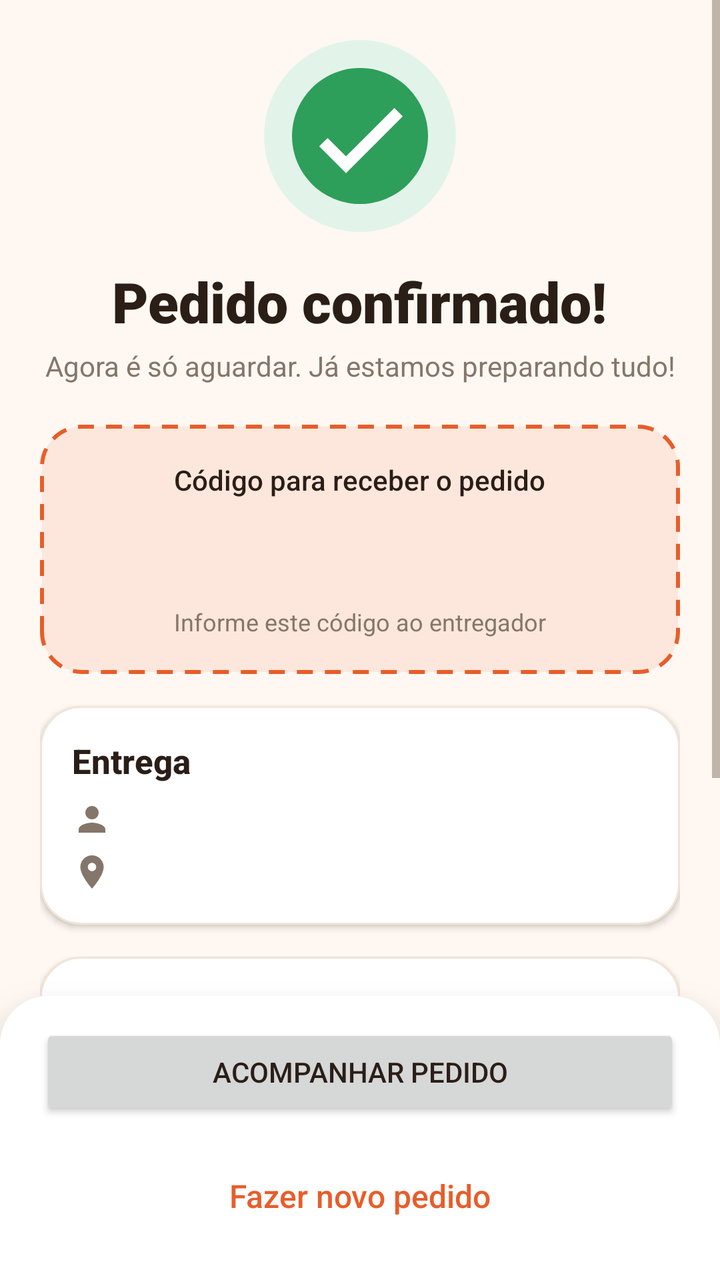
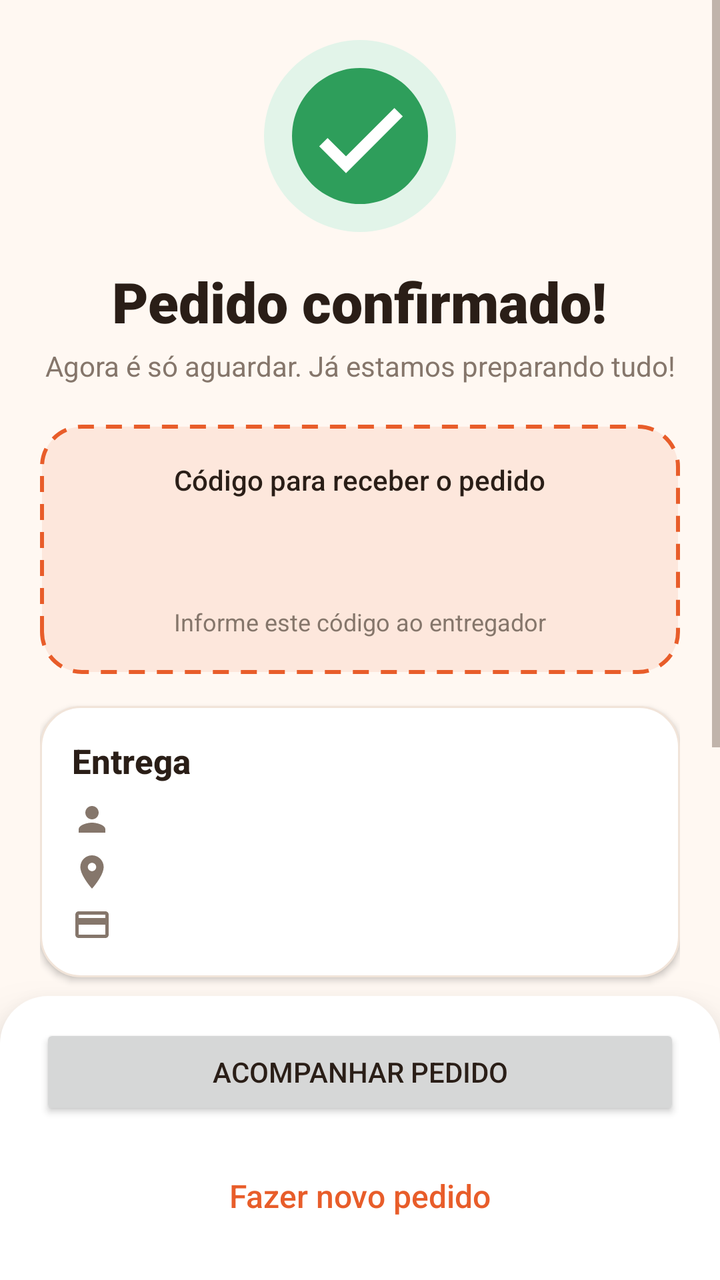

Before-and-after screenshots of an Android layout around one commit, followed by the original layout XML and the change that was made.
<!-- AndroidManifest.xml: application theme Theme.Delivery -->
<!-- res/layout/activity_comprovante.xml -->
<?xml version="1.0" encoding="utf-8"?>
<LinearLayout xmlns:android="http://schemas.android.com/apk/res/android"
    android:layout_width="match_parent"
    android:layout_height="match_parent"
    android:orientation="vertical"
    android:background="@color/fundo">

    <ScrollView
        android:layout_width="match_parent"
        android:layout_height="0dp"
        android:layout_weight="1"
        android:clipToPadding="false">

        <LinearLayout
            android:layout_width="match_parent"
            android:layout_height="wrap_content"
            android:gravity="center_horizontal"
            android:orientation="vertical"
            android:padding="20dp"
            android:paddingTop="32dp">

            <ImageView
                android:layout_width="96dp"
                android:layout_height="96dp"
                android:src="@drawable/ic_sucesso"
                android:importantForAccessibility="no" />

            <TextView
                style="@style/Texto.TituloGrande"
                android:layout_width="wrap_content"
                android:layout_height="wrap_content"
                android:layout_marginTop="16dp"
                android:text="Pedido confirmado!" />

            <TextView
                style="@style/Texto.Suave"
                android:layout_width="wrap_content"
                android:layout_height="wrap_content"
                android:layout_marginTop="4dp"
                android:layout_marginBottom="20dp"
                android:gravity="center"
                android:text="Agora é só aguardar. Já estamos preparando tudo!" />

            
            <LinearLayout
                android:layout_width="match_parent"
                android:layout_height="wrap_content"
                android:background="@drawable/bg_codigo"
                android:gravity="center_horizontal"
                android:orientation="vertical"
                android:padding="18dp">

                <TextView
                    style="@style/Texto.Rotulo"
                    android:layout_width="wrap_content"
                    android:layout_height="wrap_content"
                    android:text="Código para receber o pedido" />

                <TextView
                    android:id="@+id/tvCodigo"
                    style="@style/Texto.TituloGrande"
                    android:layout_width="wrap_content"
                    android:layout_height="wrap_content"
                    android:letterSpacing="0.2"
                    android:textColor="@color/primaria"
                    android:textSize="40sp" />

                <TextView
                    style="@style/Texto.Suave"
                    android:layout_width="wrap_content"
                    android:layout_height="wrap_content"
                    android:text="Informe este código ao entregador"
                    android:textSize="12sp" />
            </LinearLayout>

            
            <LinearLayout
                style="@style/Cartao"
                android:layout_width="match_parent"
                android:layout_height="wrap_content"
                android:layout_marginTop="16dp"
                android:orientation="vertical">

                <TextView
                    style="@style/Texto.Secao"
                    android:layout_width="wrap_content"
                    android:layout_height="wrap_content"
                    android:layout_marginBottom="8dp"
                    android:text="Entrega" />

                <TextView
                    android:id="@+id/tvNome"
                    style="@style/Texto"
                    android:layout_width="match_parent"
                    android:layout_height="wrap_content"
                    android:drawableStart="@drawable/ic_pessoa"
                    android:drawablePadding="8dp"
                    android:gravity="center_vertical"
                    android:paddingBottom="6dp" />

                <TextView
                    android:id="@+id/tvEndereco"
                    style="@style/Texto"
                    android:layout_width="match_parent"
                    android:layout_height="wrap_content"
                    android:drawableStart="@drawable/ic_local"
                    android:drawablePadding="8dp"
                    android:gravity="center_vertical" />
            </LinearLayout>

            
            <LinearLayout
                style="@style/Cartao"
                android:layout_width="match_parent"
                android:layout_height="wrap_content"
                android:layout_marginTop="16dp"
                android:orientation="vertical">

                <TextView
                    style="@style/Texto.Secao"
                    android:layout_width="wrap_content"
                    android:layout_height="wrap_content"
                    android:layout_marginBottom="8dp"
                    android:text="Itens do pedido" />

                <TextView
                    android:id="@+id/tvItens"
                    style="@style/Texto"
                    android:layout_width="match_parent"
                    android:layout_height="wrap_content"
                    android:lineSpacingExtra="8dp" />

                <View
                    android:layout_width="match_parent"
                    android:layout_height="1dp"
                    android:layout_marginTop="14dp"
                    android:layout_marginBottom="14dp"
                    android:background="@color/linha" />

                <TextView
                    android:id="@+id/tvTotal"
                    style="@style/Texto.Titulo"
                    android:layout_width="match_parent"
                    android:layout_height="wrap_content" />
            </LinearLayout>
        </LinearLayout>

    </ScrollView>

    <LinearLayout
        style="@style/BarraInferior"
        android:layout_width="match_parent"
        android:layout_height="wrap_content"
        android:orientation="vertical">
        <Button
            android:id="@+id/btnAcompanhar"
            android:layout_width="match_parent"
            android:layout_height="wrap_content"
            android:text="Acompanhar pedido" />

        <Button
            android:id="@+id/btnNovoPedido"
            style="@style/Botao.Secundario"
            android:layout_width="match_parent"
            android:layout_height="wrap_content"
            android:text="Fazer novo pedido"
            android:layout_marginTop="10dp" />
    </LinearLayout>
</LinearLayout>
<!-- resources referenced by this layout -->
<resources>
  <color name="fundo">#FFF8F2</color>
  <color name="linha">#F1E4D9</color>
  <color name="primaria">#E85D2A</color>
  <!-- drawable bg_codigo (drawable) -->
  <?xml version="1.0" encoding="utf-8"?>
  <shape xmlns:android="http://schemas.android.com/apk/res/android"
      android:shape="rectangle">
      <solid android:color="@color/primaria_clara" />
      <corners android:radius="20dp" />
      <stroke
          android:width="2dp"
          android:color="@color/primaria"
          android:dashWidth="8dp"
          android:dashGap="6dp" />
  </shape>
  <style name="BarraInferior">
          <item name="android:background">@drawable/bg_barra_inferior</item>
          <item name="android:elevation">16dp</item>
          <item name="android:paddingStart">20dp</item>
          <item name="android:paddingEnd">20dp</item>
          <item name="android:paddingTop">14dp</item>
          <item name="android:paddingBottom">14dp</item>
      </style>
  <style name="Cartao">
          <item name="android:background">@drawable/bg_cartao</item>
          <item name="android:elevation">2dp</item>
          <item name="android:padding">16dp</item>
      </style>
  <style name="Texto">
          <item name="android:textColor">@color/texto</item>
          <item name="android:textSize">15sp</item>
      </style>
  <style name="Texto.Rotulo">
          <item name="android:textSize">14sp</item>
          <item name="android:fontFamily">sans-serif-medium</item>
      </style>
  <style name="Texto.Secao">
          <item name="android:textSize">17sp</item>
          <item name="android:fontFamily">sans-serif-medium</item>
          <item name="android:textStyle">bold</item>
      </style>
  <style name="Texto.Suave">
          <item name="android:textColor">@color/texto_suave</item>
          <item name="android:textSize">14sp</item>
      </style>
  <style name="Texto.Titulo">
          <item name="android:textSize">20sp</item>
          <item name="android:fontFamily">sans-serif-black</item>
      </style>
  <style name="Texto.TituloGrande">
          <item name="android:textSize">28sp</item>
          <item name="android:fontFamily">sans-serif-black</item>
      </style>
  <color name="primaria_clara">#FDE7DC</color>
  <color name="texto_suave">#85766B</color>
  <color name="sucesso_claro">#E2F4E9</color>
  <color name="sucesso">#2E9E5B</color>
  <color name="branco">#FFFFFF</color>
  <!-- drawable bg_barra_inferior (drawable) -->
  <?xml version="1.0" encoding="utf-8"?>
  <shape xmlns:android="http://schemas.android.com/apk/res/android"
      android:shape="rectangle">
      <solid android:color="@color/superficie" />
      <corners android:topLeftRadius="24dp" android:topRightRadius="24dp" />
  </shape>
  <color name="superficie">#FFFFFF</color>
  <!-- drawable bg_cartao (drawable) -->
  <?xml version="1.0" encoding="utf-8"?>
  <shape xmlns:android="http://schemas.android.com/apk/res/android"
      android:shape="rectangle">
      <solid android:color="@color/superficie" />
      <corners android:radius="20dp" />
      <stroke android:width="1dp" android:color="@color/linha" />
  </shape>
  <color name="texto">#2A1E17</color>
  <color name="primaria_escura">#C94A1C</color>
  <!-- unchanged entries left out for length: 6 -->
</resources>

<!-- the commit's change to res/layout/activity_comprovante.xml (unified diff, before → after) -->
@@ -2,8 +2,7 @@
 <LinearLayout xmlns:android="http://schemas.android.com/apk/res/android"
     android:layout_width="match_parent"
     android:layout_height="match_parent"
-    android:orientation="vertical"
-    android:background="@color/fundo">
+    android:orientation="vertical">
 
     <ScrollView
         android:layout_width="match_parent"
@@ -105,6 +104,16 @@
                     android:layout_height="wrap_content"
                     android:drawableStart="@drawable/ic_local"
                     android:drawablePadding="8dp"
+                    android:gravity="center_vertical"
+                    android:paddingBottom="6dp" />
+
+                <TextView
+                    android:id="@+id/tvPagamento"
+                    style="@style/Texto"
+                    android:layout_width="match_parent"
+                    android:layout_height="wrap_content"
+                    android:drawableStart="@drawable/ic_pagamento"
+                    android:drawablePadding="8dp"
                     android:gravity="center_vertical" />
             </LinearLayout>
 
<!-- resource entries referenced after the edit -->
@@ -15,6 +15,17 @@
           android:dashWidth="8dp"
           android:dashGap="6dp" />
   </shape>
+  <!-- drawable ic_pagamento (drawable) -->
+  <?xml version="1.0" encoding="utf-8"?>
+  <vector xmlns:android="http://schemas.android.com/apk/res/android"
+      android:width="20dp"
+      android:height="20dp"
+      android:viewportWidth="24"
+      android:viewportHeight="24">
+      <path
+          android:fillColor="@color/texto_suave"
+          android:pathData="M20,4L4,4c-1.11,0 -1.99,0.89 -1.99,2L2,18c0,1.11 0.89,2 2,2h16c1.11,0 2,-0.89 2,-2L22,6c0,-1.11 -0.89,-2 -2,-2zM20,18L4,18v-6h16v6zM20,8L4,8L4,6h16v2z" />
+  </vector>
   <style name="BarraInferior">
           <item name="android:background">@drawable/bg_barra_inferior</item>
           <item name="android:elevation">16dp</item>
